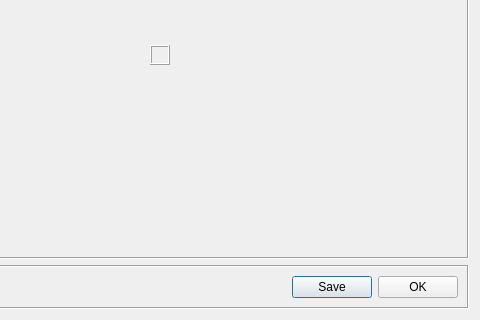
The window that resources/ui/coverviewdialog.ui (evertonstz/wiibafu) describes before a commit, drawn with Qt 5; both pictures show x 160 to 640 and y 160 to 480 of the 640 by 480 pixel window.
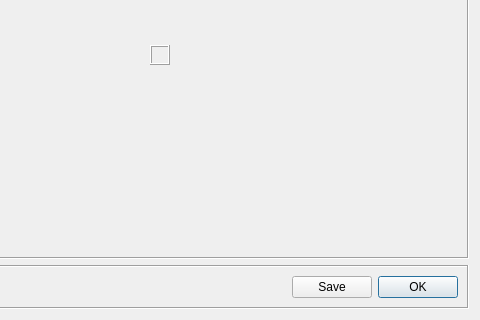
The same window after the commit. Icons and pictures are not drawn.

Commit message: Set OK as default button

```diff
--- a/resources/ui/coverviewdialog.ui
+++ b/resources/ui/coverviewdialog.ui
@@ -150,6 +150,9 @@
         <property name="text">
          <string>OK</string>
         </property>
+        <property name="default">
+         <bool>true</bool>
+        </property>
        </widget>
       </item>
      </layout>
```
